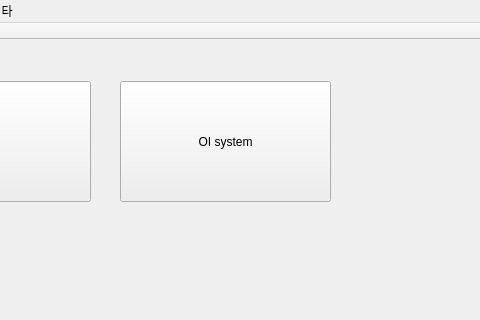
Qt form mainwindow.ui (kimbakcho/FABWI) before a commit; both pictures show x 201 to 681 and y 0 to 320 of the 945 by 508 pixel window.
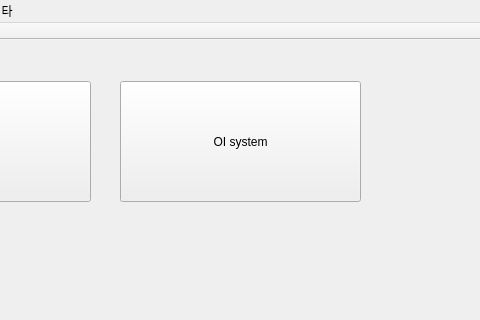
The same form after that commit. Icons and pictures are not drawn.

Commit message: OI 시스템 구축

```diff
--- a/mainwindow.ui
+++ b/mainwindow.ui
@@ -64,7 +64,7 @@
         <rect>
          <x>310</x>
          <y>30</y>
-         <width>211</width>
+         <width>241</width>
          <height>121</height>
         </rect>
        </property>
```
The commit also changes 1 other file.
